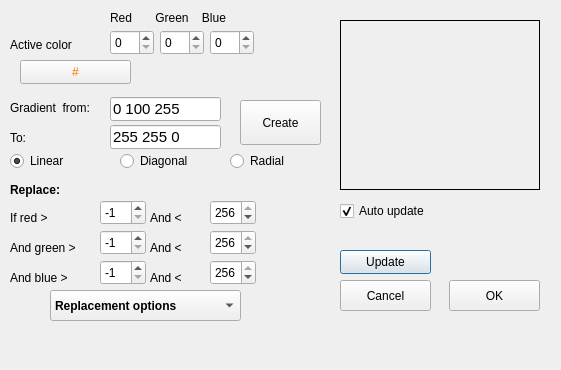
First picture: the form in dcolors.ui, repository nikkNizz/Drawish, before the edit.
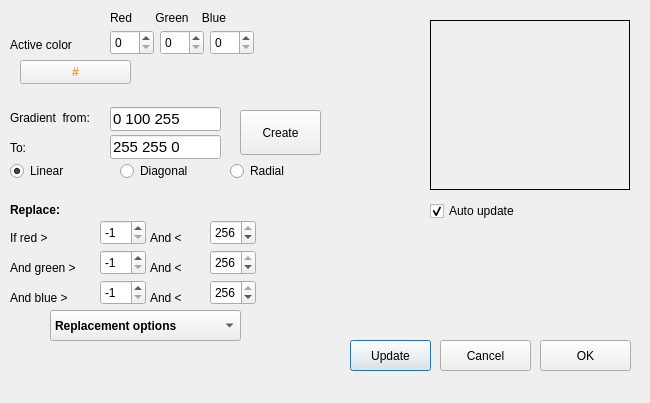
Second picture: the form after the edit. Icons and pictures are not drawn.

```diff
--- a/dcolors.ui
+++ b/dcolors.ui
@@ -6,8 +6,8 @@
    <rect>
     <x>0</x>
     <y>0</y>
-    <width>561</width>
-    <height>370</height>
+    <width>650</width>
+    <height>403</height>
    </rect>
   </property>
   <property name="windowTitle">
@@ -429,7 +429,7 @@
   <widget class="QLabel" name="labelThumb">
    <property name="geometry">
     <rect>
-     <x>340</x>
+     <x>430</x>
      <y>20</y>
      <width>200</width>
      <height>170</height>
@@ -446,7 +446,7 @@
    <property name="geometry">
     <rect>
      <x>10</x>
-     <y>180</y>
+     <y>200</y>
      <width>111</width>
      <height>20</height>
     </rect>
@@ -464,7 +464,7 @@
    <property name="geometry">
     <rect>
      <x>10</x>
-     <y>210</y>
+     <y>230</y>
      <width>71</width>
      <height>16</height>
     </rect>
@@ -541,7 +541,7 @@
    <property name="geometry">
     <rect>
      <x>100</x>
-     <y>200</y>
+     <y>220</y>
      <width>46</width>
      <height>25</height>
     </rect>
@@ -560,7 +560,7 @@
    <property name="geometry">
     <rect>
      <x>150</x>
-     <y>210</y>
+     <y>230</y>
      <width>51</width>
      <height>16</height>
     </rect>
@@ -610,7 +610,7 @@
    <property name="geometry">
     <rect>
      <x>210</x>
-     <y>200</y>
+     <y>220</y>
      <width>46</width>
      <height>25</height>
     </rect>
@@ -629,7 +629,7 @@
    <property name="geometry">
     <rect>
      <x>10</x>
-     <y>240</y>
+     <y>260</y>
      <width>81</width>
      <height>16</height>
     </rect>
@@ -679,7 +679,7 @@
    <property name="geometry">
     <rect>
      <x>100</x>
-     <y>230</y>
+     <y>250</y>
      <width>46</width>
      <height>25</height>
     </rect>
@@ -698,7 +698,7 @@
    <property name="geometry">
     <rect>
      <x>150</x>
-     <y>240</y>
+     <y>260</y>
      <width>51</width>
      <height>16</height>
     </rect>
@@ -748,7 +748,7 @@
    <property name="geometry">
     <rect>
      <x>210</x>
-     <y>230</y>
+     <y>250</y>
      <width>46</width>
      <height>25</height>
     </rect>
@@ -767,7 +767,7 @@
    <property name="geometry">
     <rect>
      <x>150</x>
-     <y>270</y>
+     <y>290</y>
      <width>51</width>
      <height>16</height>
     </rect>
@@ -817,7 +817,7 @@
    <property name="geometry">
     <rect>
      <x>10</x>
-     <y>270</y>
+     <y>290</y>
      <width>81</width>
      <height>16</height>
     </rect>
@@ -867,7 +867,7 @@
    <property name="geometry">
     <rect>
      <x>100</x>
-     <y>260</y>
+     <y>280</y>
      <width>46</width>
      <height>25</height>
     </rect>
@@ -886,7 +886,7 @@
    <property name="geometry">
     <rect>
      <x>210</x>
-     <y>260</y>
+     <y>280</y>
      <width>46</width>
      <height>25</height>
     </rect>
@@ -904,10 +904,10 @@
   <widget class="QPushButton" name="pushButton_2">
    <property name="geometry">
     <rect>
-     <x>340</x>
-     <y>250</y>
-     <width>91</width>
-     <height>24</height>
+     <x>350</x>
+     <y>340</y>
+     <width>81</width>
+     <height>31</height>
     </rect>
    </property>
    <property name="palette">
@@ -954,8 +954,8 @@
   <widget class="QPushButton" name="pushButton_3">
    <property name="geometry">
     <rect>
-     <x>340</x>
-     <y>280</y>
+     <x>440</x>
+     <y>340</y>
      <width>91</width>
      <height>31</height>
     </rect>
@@ -1004,8 +1004,8 @@
   <widget class="QPushButton" name="pushButton_4">
    <property name="geometry">
     <rect>
-     <x>449</x>
-     <y>280</y>
+     <x>540</x>
+     <y>340</y>
      <width>91</width>
      <height>31</height>
     </rect>
@@ -1082,7 +1082,7 @@
    <property name="geometry">
     <rect>
      <x>10</x>
-     <y>100</y>
+     <y>110</y>
      <width>101</width>
      <height>16</height>
     </rect>
@@ -1095,7 +1095,7 @@
    <property name="geometry">
     <rect>
      <x>110</x>
-     <y>97</y>
+     <y>107</y>
      <width>111</width>
      <height>24</height>
     </rect>
@@ -1113,7 +1113,7 @@
    <property name="geometry">
     <rect>
      <x>10</x>
-     <y>130</y>
+     <y>140</y>
      <width>41</width>
      <height>16</height>
     </rect>
@@ -1126,7 +1126,7 @@
    <property name="geometry">
     <rect>
      <x>110</x>
-     <y>125</y>
+     <y>135</y>
      <width>111</width>
      <height>24</height>
     </rect>
@@ -1144,7 +1144,7 @@
    <property name="geometry">
     <rect>
      <x>240</x>
-     <y>100</y>
+     <y>110</y>
      <width>81</width>
      <height>45</height>
     </rect>
@@ -1188,7 +1188,7 @@
    <property name="geometry">
     <rect>
      <x>50</x>
-     <y>290</y>
+     <y>310</y>
      <width>191</width>
      <height>31</height>
     </rect>
@@ -1242,7 +1242,7 @@
   <widget class="QCheckBox" name="checkAuto">
    <property name="geometry">
     <rect>
-     <x>340</x>
+     <x>430</x>
      <y>200</y>
      <width>171</width>
      <height>22</height>
@@ -1259,7 +1259,7 @@
    <property name="geometry">
     <rect>
      <x>10</x>
-     <y>150</y>
+     <y>160</y>
      <width>100</width>
      <height>22</height>
     </rect>
@@ -1278,7 +1278,7 @@
    <property name="geometry">
     <rect>
      <x>120</x>
-     <y>150</y>
+     <y>160</y>
      <width>100</width>
      <height>22</height>
     </rect>
@@ -1294,7 +1294,7 @@
    <property name="geometry">
     <rect>
      <x>230</x>
-     <y>150</y>
+     <y>160</y>
      <width>100</width>
      <height>22</height>
     </rect>
```
